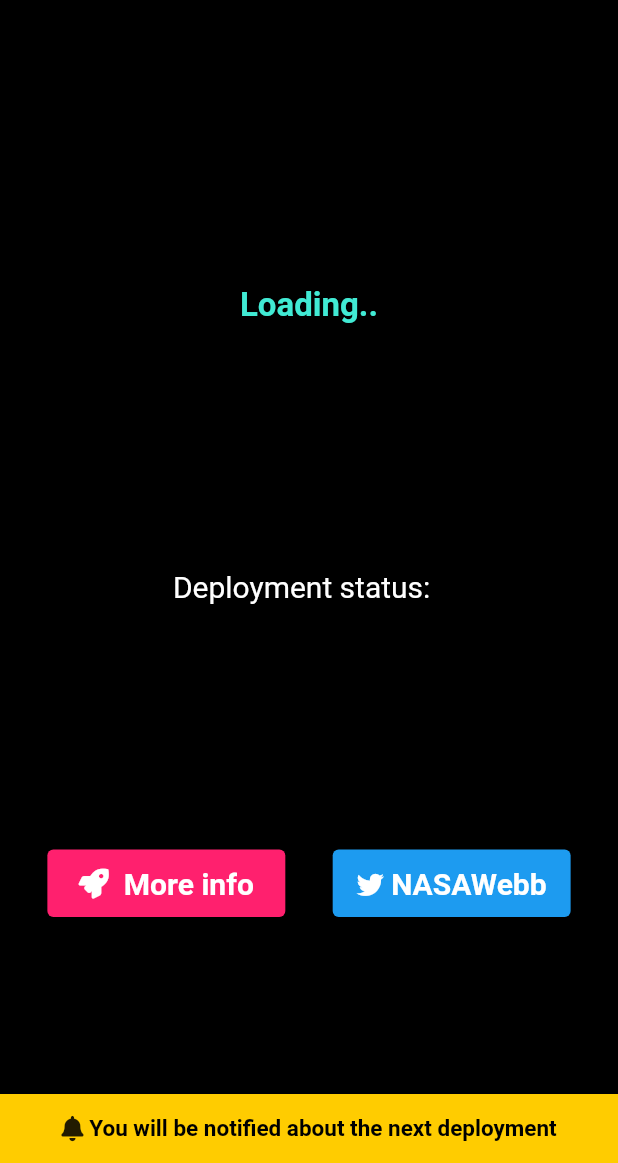
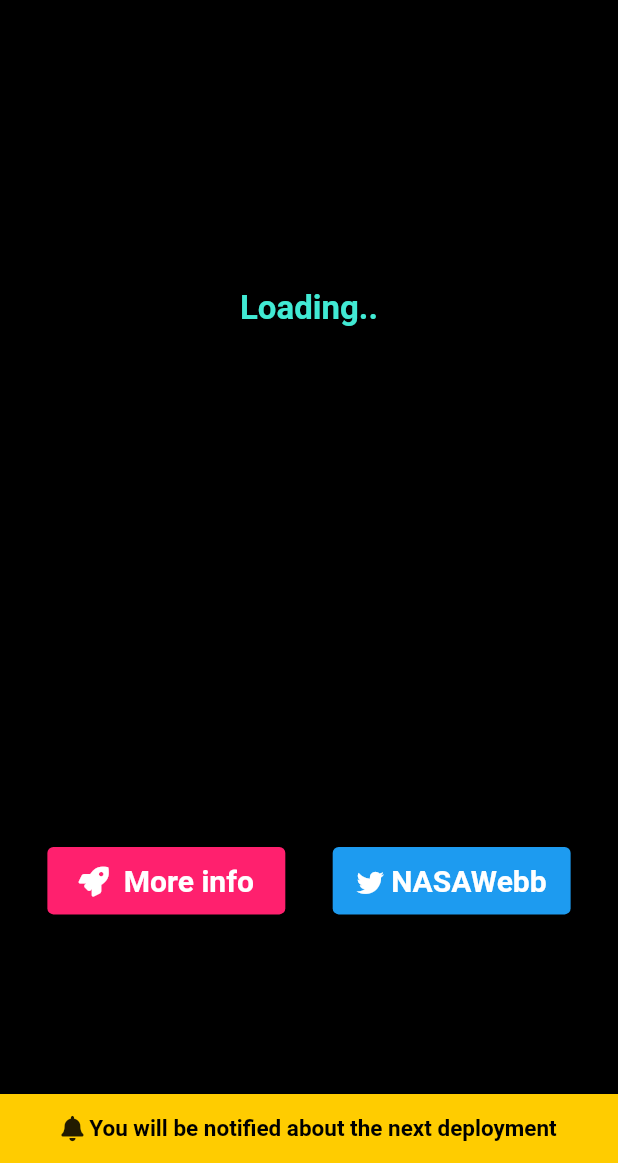
Before and after one commit to JohannesPertl/where_is_webb, a Flutter app: the screen it shows after launch, on a phone screen of 412 x 824 dp, the part 73-1236 px from its top. Run offline on Flutter 3.47's test engine with Material 2 defaults, Android fonts, the phone set to English and light mode, and no system bars; our stand-ins replace cloud_functions, firebase_core, firebase_messaging, font_awesome_flutter, video_player; accounts and stored records are empty; network calls fail.

Commit message:
Change snackbar delay Don't show status text on load

```diff
--- a/lib/main.dart
+++ b/lib/main.dart
@@ -80,6 +80,7 @@ class _HomePageState extends State<HomePage> with WidgetsBindingObserver {
   String stepOneliner = "";
   String stepVideoURL = "";
   String status = "";
+  String statusText = "";
 
   void showDeploymentStep() {
     getCurrentDeploymentStep().then((dynamic result) {
@@ -93,6 +94,7 @@ class _HomePageState extends State<HomePage> with WidgetsBindingObserver {
         } else {
           status = "FAILURE";
         }
+        statusText = "Deployment status:  ";
 
         if (result['video_local_url'] != null && result['video_local_url'] != stepVideoURL) {
           stepVideoURL = result['video_local_url'];
@@ -136,7 +138,7 @@ class _HomePageState extends State<HomePage> with WidgetsBindingObserver {
     );
     if (!_isSnackbarActive) {
       _isSnackbarActive = true;
-      Future.delayed(const Duration(seconds: 1), () {
+      Future.delayed(const Duration(seconds: 3), () {
         ScaffoldMessenger.of(context).showSnackBar(snackBar)
             .closed
             .then((SnackBarClosedReason reason) {
@@ -270,7 +272,7 @@ class _HomePageState extends State<HomePage> with WidgetsBindingObserver {
               text: TextSpan(
                 children: [
                   TextSpan(
-                    text: "Deployment status:  ",
+                    text: "$statusText",
                     style: TextStyle(
                       color: Colors.white,
                       fontSize: 20,
```
